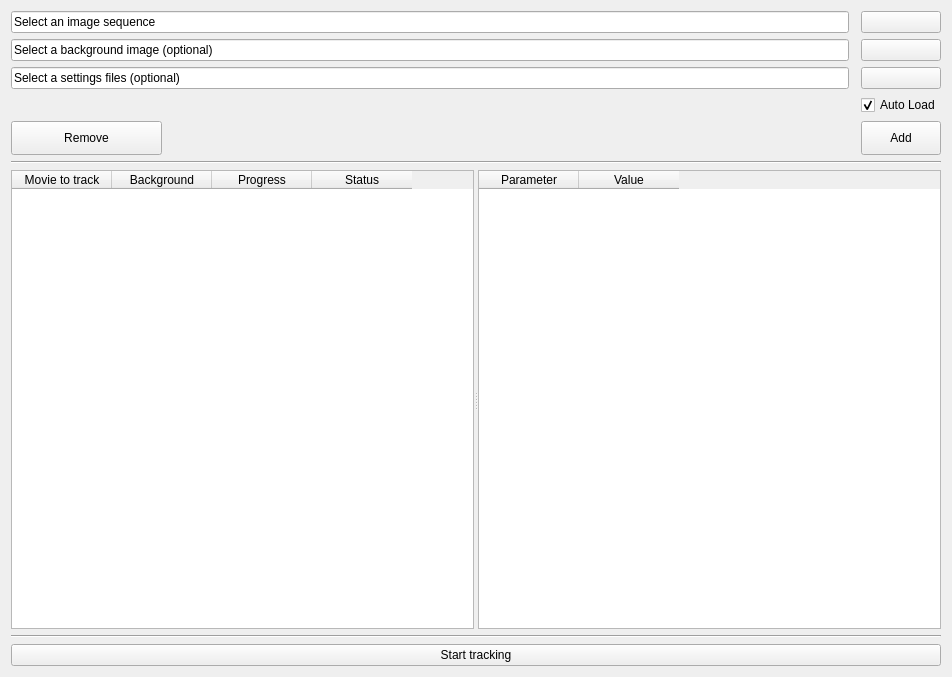
Before: the Qt Designer form src/batch.ui in FastTrackOrg/FastTrack, drawn with Qt 5.
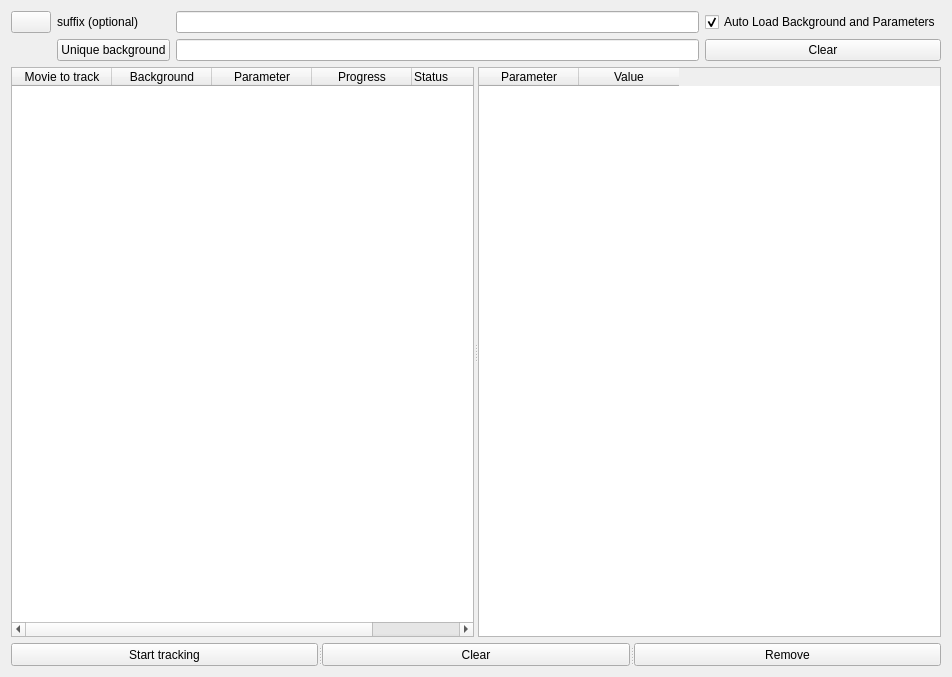
After: the same form once the commit is applied.

Commit message: [feat] batch: change options selection

What changed in the file:
```diff
--- a/src/batch.ui
+++ b/src/batch.ui
@@ -14,77 +14,40 @@
    <string>Batch</string>
   </property>
   <layout class="QGridLayout" name="gridLayout">
-   <item row="4" column="2">
-    <widget class="QPushButton" name="addPath">
-     <property name="maximumSize">
-      <size>
-       <width>151</width>
-       <height>34</height>
-      </size>
+   <item row="0" column="0">
+    <widget class="QPushButton" name="openPath">
+     <property name="sizePolicy">
+      <sizepolicy hsizetype="Preferred" vsizetype="Preferred">
+       <horstretch>0</horstretch>
+       <verstretch>0</verstretch>
+      </sizepolicy>
      </property>
      <property name="text">
-      <string>Add</string>
+      <string/>
      </property>
      <property name="shortcut">
       <string>I</string>
      </property>
     </widget>
    </item>
-   <item row="1" column="0">
-    <widget class="QLineEdit" name="textBackgroundAdd">
-     <property name="text">
-      <string>Select a background image (optional)</string>
-     </property>
-    </widget>
-   </item>
-   <item row="8" column="0" colspan="3">
-    <widget class="Line" name="line_5">
+   <item row="3" column="0" colspan="4">
+    <widget class="QSplitter" name="splitter_2">
      <property name="orientation">
       <enum>Qt::Horizontal</enum>
      </property>
-    </widget>
-   </item>
-   <item row="2" column="2">
-    <widget class="QPushButton" name="loadSettings">
-     <property name="maximumSize">
-      <size>
-       <width>151</width>
-       <height>34</height>
-      </size>
-     </property>
-     <property name="text">
-      <string/>
-     </property>
-    </widget>
-   </item>
-   <item row="3" column="2">
-    <widget class="QCheckBox" name="isAuto">
-     <property name="text">
-      <string>Auto Load</string>
-     </property>
-     <property name="checked">
-      <bool>true</bool>
-     </property>
-    </widget>
-   </item>
-   <item row="1" column="2">
-    <widget class="QPushButton" name="openBackground">
-     <property name="maximumSize">
-      <size>
-       <width>151</width>
-       <height>34</height>
-      </size>
-     </property>
-     <property name="text">
-      <string/>
-     </property>
-     <property name="shortcut">
-      <string>B</string>
-     </property>
-    </widget>
-   </item>
-   <item row="9" column="0" colspan="3">
     <widget class="QPushButton" name="startButton">
+      <property name="sizePolicy">
+       <sizepolicy hsizetype="Preferred" vsizetype="Preferred">
+        <horstretch>0</horstretch>
+        <verstretch>0</verstretch>
+       </sizepolicy>
+      </property>
+      <property name="maximumSize">
+       <size>
+        <width>16777215</width>
+        <height>23</height>
+       </size>
+      </property>
      <property name="text">
       <string>Start tracking</string>
      </property>
@@ -92,13 +55,34 @@
       <string>Space</string>
      </property>
     </widget>
-   </item>
-   <item row="4" column="0">
+     <widget class="QPushButton" name="clearPath">
+      <property name="sizePolicy">
+       <sizepolicy hsizetype="Preferred" vsizetype="Preferred">
+        <horstretch>0</horstretch>
+        <verstretch>0</verstretch>
+       </sizepolicy>
+      </property>
+      <property name="maximumSize">
+       <size>
+        <width>16777215</width>
+        <height>23</height>
+       </size>
+      </property>
+      <property name="text">
+       <string>Clear</string>
+      </property>
+     </widget>
     <widget class="QPushButton" name="removePath">
+      <property name="sizePolicy">
+       <sizepolicy hsizetype="Preferred" vsizetype="Preferred">
+        <horstretch>0</horstretch>
+        <verstretch>0</verstretch>
+       </sizepolicy>
+      </property>
      <property name="maximumSize">
       <size>
-       <width>151</width>
-       <height>34</height>
+        <width>16777215</width>
+        <height>23</height>
       </size>
      </property>
      <property name="text">
@@ -108,53 +92,62 @@
       <string>R</string>
      </property>
     </widget>
+    </widget>
    </item>
-   <item row="0" column="0">
-    <widget class="QLineEdit" name="textPathAdd">
+   <item row="0" column="1">
+    <layout class="QHBoxLayout" name="horizontalLayout">
+     <item>
+      <widget class="QLabel" name="label">
      <property name="text">
-      <string>Select an image sequence</string>
-     </property>
-     <property name="dragEnabled">
-      <bool>true</bool>
+        <string>suffix (optional)</string>
      </property>
     </widget>
    </item>
-   <item row="6" column="0" colspan="3">
-    <widget class="Line" name="line_6">
-     <property name="orientation">
-      <enum>Qt::Horizontal</enum>
-     </property>
-    </widget>
+    </layout>
    </item>
    <item row="0" column="2">
-    <widget class="QPushButton" name="openPath">
-     <property name="maximumSize">
-      <size>
-       <width>151</width>
-       <height>34</height>
-      </size>
+    <widget class="QLineEdit" name="suffix"/>
+   </item>
+   <item row="0" column="3">
+    <widget class="QCheckBox" name="isAuto">
+     <property name="sizePolicy">
+      <sizepolicy hsizetype="Preferred" vsizetype="Preferred">
+       <horstretch>0</horstretch>
+       <verstretch>0</verstretch>
+      </sizepolicy>
      </property>
      <property name="text">
-      <string/>
+      <string>Auto Load Background and Parameters</string>
      </property>
-     <property name="shortcut">
-      <string>O</string>
+     <property name="checked">
+      <bool>true</bool>
      </property>
     </widget>
    </item>
-   <item row="2" column="0">
-    <widget class="QLineEdit" name="textLoadSettings">
-     <property name="text">
-      <string>Select a settings files (optional)</string>
-     </property>
-    </widget>
-   </item>
-   <item row="7" column="0" colspan="3">
+   <item row="2" column="0" colspan="4">
     <widget class="QSplitter" name="splitter">
      <property name="orientation">
       <enum>Qt::Horizontal</enum>
      </property>
      <widget class="QTableWidget" name="tablePath">
+      <property name="sizePolicy">
+       <sizepolicy hsizetype="Preferred" vsizetype="Preferred">
+        <horstretch>0</horstretch>
+        <verstretch>0</verstretch>
+       </sizepolicy>
+      </property>
+      <property name="editTriggers">
+       <set>QAbstractItemView::NoEditTriggers</set>
+      </property>
+      <property name="showDropIndicator" stdset="0">
+       <bool>false</bool>
+      </property>
+      <property name="dragDropOverwriteMode">
+       <bool>false</bool>
+      </property>
+      <property name="selectionBehavior">
+       <enum>QAbstractItemView::SelectRows</enum>
+      </property>
       <column>
        <property name="text">
         <string>Movie to track</string>
@@ -165,6 +158,11 @@
         <string>Background</string>
        </property>
       </column>
+      <column>
+       <property name="text">
+        <string>Parameter</string>
+       </property>
+      </column>
       <column>
        <property name="text">
         <string>Progress</string>
@@ -174,9 +172,21 @@
        <property name="text">
         <string>Status</string>
        </property>
+       <property name="textAlignment">
+        <set>AlignLeading|AlignVCenter</set>
+       </property>
       </column>
      </widget>
      <widget class="QTableWidget" name="tableParameters">
+      <property name="sizePolicy">
+       <sizepolicy hsizetype="Preferred" vsizetype="Preferred">
+        <horstretch>0</horstretch>
+        <verstretch>0</verstretch>
+       </sizepolicy>
+      </property>
+      <property name="editTriggers">
+       <set>QAbstractItemView::NoEditTriggers</set>
+      </property>
       <property name="sortingEnabled">
        <bool>false</bool>
       </property>
@@ -196,6 +206,23 @@
      </widget>
     </widget>
    </item>
+   <item row="1" column="2">
+    <widget class="QLineEdit" name="lineBackground"/>
+   </item>
+   <item row="1" column="3">
+    <widget class="QPushButton" name="backgroundClear">
+     <property name="text">
+      <string>Clear</string>
+     </property>
+    </widget>
+   </item>
+   <item row="1" column="1">
+    <widget class="QPushButton" name="backgroundButton">
+     <property name="text">
+      <string>Unique background</string>
+     </property>
+    </widget>
+   </item>
   </layout>
  </widget>
  <layoutdefault spacing="6" margin="11"/>
```
Left out of the diff: 2 changed lines with no effect on the pictures. Lines whose indentation alone changed are shown as unchanged. The commit also changes 5 other files.
